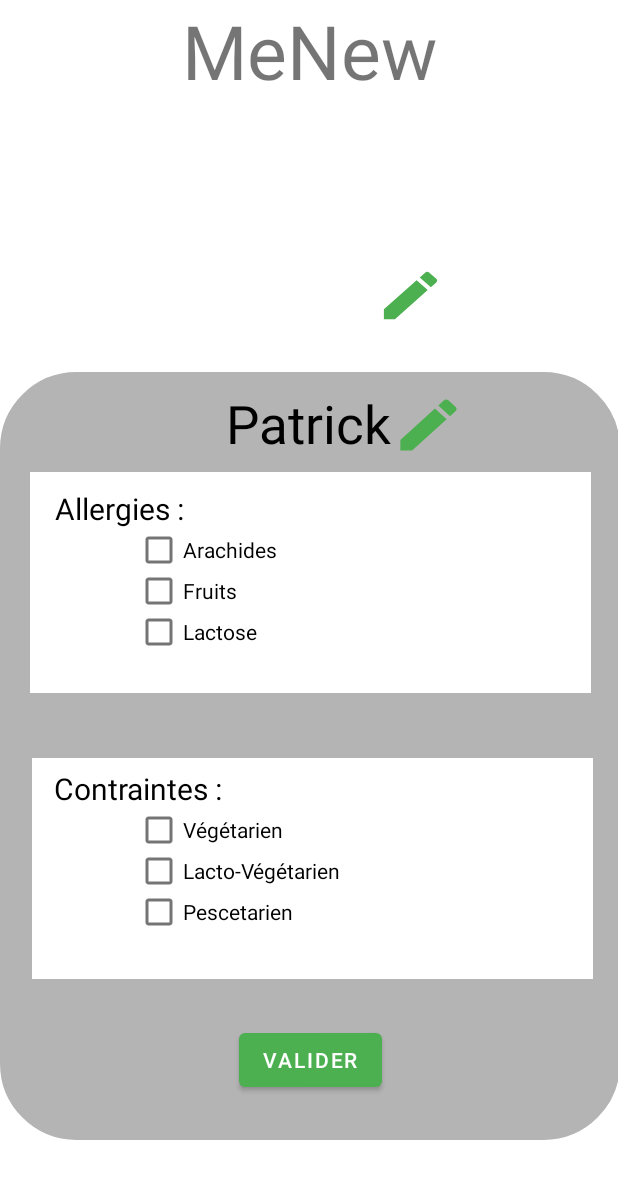
After one commit to jordanbenavent/IHM_MeNew, an Android app: the activity_modification_utilisateur screen opened directly, with no data from a screen before it, on a phone screen of 412 x 824 dp. The commit adds this screen. Shown: the top 1179 px of the screen. Run offline under Robolectric (Android 15) with nearby library versions, the phone set to English and light mode, and no system bars.

Commit message:
ajout de 2 view utilisateurs avec boutton pour naviguer

```diff
--- a/MeNew/app/src/main/AndroidManifest.xml
+++ b/MeNew/app/src/main/AndroidManifest.xml
@@ -15,6 +15,12 @@
             android:name=".SecondActivity"
             android:exported="false" />
         <activity
+            android:name=".activity_utilisateur"
+            android:exported="false" />
+        <activity
+            android:name=".activity_modification_utilisateur"
+            android:exported="false" />
+        <activity
             android:name=".MainActivity"
             android:exported="true">
             <intent-filter>
--- /dev/null
+++ b/MeNew/app/src/main/java/ihm/menew/activity_modification_utilisateur.java
@@ -0,0 +1,14 @@
+package ihm.menew;
+
+import androidx.appcompat.app.AppCompatActivity;
+
+import android.os.Bundle;
+
+public class activity_modification_utilisateur extends AppCompatActivity {
+
+    @Override
+    protected void onCreate(Bundle savedInstanceState) {
+        super.onCreate(savedInstanceState);
+        setContentView(R.layout.activity_modification_utilisateur);
+    }
+}
--- /dev/null
+++ b/MeNew/app/src/main/res/drawable/ic_baseline_edit_24.xml
@@ -0,0 +1,10 @@
+<vector xmlns:android="http://schemas.android.com/apk/res/android"
+    android:width="24dp"
+    android:height="24dp"
+    android:viewportWidth="24"
+    android:viewportHeight="24"
+    android:tint="?attr/colorControlNormal">
+  <path
+      android:fillColor="@android:color/white"
+      android:pathData="M3,17.25V21h3.75L17.81,9.94l-3.75,-3.75L3,17.25zM20.71,7.04c0.39,-0.39 0.39,-1.02 0,-1.41l-2.34,-2.34c-0.39,-0.39 -1.02,-0.39 -1.41,0l-1.83,1.83 3.75,3.75 1.83,-1.83z"/>
+</vector>
--- /dev/null
+++ b/MeNew/app/src/main/res/layout/activity_modification_utilisateur.xml
@@ -0,0 +1,227 @@
+<?xml version="1.0" encoding="utf-8"?>
+<androidx.constraintlayout.widget.ConstraintLayout xmlns:android="http://schemas.android.com/apk/res/android"
+    xmlns:app="http://schemas.android.com/apk/res-auto"
+    xmlns:tools="http://schemas.android.com/tools"
+    android:layout_width="match_parent"
+    android:layout_height="match_parent"
+    tools:context=".activity_modification_utilisateur">
+
+    <TextView
+        android:id="@+id/Nom_MeNew"
+        android:layout_width="match_parent"
+        android:layout_height="wrap_content"
+        android:layout_marginBottom="731dp"
+        android:gravity="center"
+        android:text="MeNew"
+        android:textSize="50dp"
+        app:layout_constraintBottom_toBottomOf="parent"
+        app:layout_constraintLeft_toRightOf="parent"
+        app:layout_constraintRight_toLeftOf="parent"
+        app:layout_constraintTop_toTopOf="parent"
+        app:layout_constraintVertical_bias="0.0" />
+
+
+    <TextView
+        android:id="@+id/utilisateur"
+        android:layout_width="wrap_content"
+        android:layout_height="wrap_content"
+        android:layout_gravity="center"
+        android:text="Patrick"
+        android:textColor="@color/black"
+        android:textSize="35dp"
+        android:translationZ="90dp"
+        app:layout_constraintBottom_toBottomOf="@+id/BackgroundGrey"
+        app:layout_constraintEnd_toEndOf="@+id/BackgroundGrey"
+        app:layout_constraintHorizontal_bias="0.496"
+        app:layout_constraintStart_toStartOf="@+id/BackgroundGrey"
+        app:layout_constraintTop_toTopOf="@+id/BackgroundGrey"
+        app:layout_constraintVertical_bias="0.023" />
+
+    <TextView
+        android:id="@+id/allergies"
+        android:layout_width="wrap_content"
+        android:layout_height="wrap_content"
+        android:layout_gravity="center"
+        android:text="Allergies :"
+        android:textColor="@color/black"
+        android:textSize="20dp"
+        android:translationZ="90dp"
+        app:layout_constraintBottom_toBottomOf="@+id/BackgroundWhite1"
+        app:layout_constraintEnd_toEndOf="@+id/BackgroundWhite1"
+        app:layout_constraintHorizontal_bias="0.059"
+        app:layout_constraintStart_toStartOf="@+id/BackgroundWhite1"
+        app:layout_constraintTop_toTopOf="@+id/BackgroundWhite1"
+        app:layout_constraintVertical_bias="0.091" />
+
+    <TextView
+        android:id="@+id/contraintes"
+        android:layout_width="wrap_content"
+        android:layout_height="wrap_content"
+        android:layout_gravity="center"
+        android:text="Contraintes :"
+        android:textColor="@color/black"
+        android:textSize="20dp"
+        android:translationZ="90dp"
+        app:layout_constraintBottom_toBottomOf="@+id/backgroundWhite2"
+        app:layout_constraintEnd_toEndOf="@+id/backgroundWhite2"
+        app:layout_constraintHorizontal_bias="0.055"
+        app:layout_constraintStart_toStartOf="@+id/backgroundWhite2"
+        app:layout_constraintTop_toTopOf="@+id/backgroundWhite2"
+        app:layout_constraintVertical_bias="0.058" />
+
+    <Button
+        android:id="@+id/buttonEditUtilisateur1"
+        android:layout_width="50dp"
+        android:layout_height="45dp"
+        android:layout_marginEnd="28dp"
+        android:background="@drawable/ic_baseline_edit_24"
+        android:text=""
+        app:layout_constraintBottom_toBottomOf="@+id/BackgroundGrey"
+        app:layout_constraintEnd_toEndOf="@+id/BackgroundGrey"
+        app:layout_constraintHorizontal_bias="0.0"
+        app:layout_constraintStart_toEndOf="@+id/utilisateur"
+        app:layout_constraintTop_toTopOf="@+id/BackgroundGrey"
+        app:layout_constraintVertical_bias="0.027" />
+
+    <Button
+        android:id="@+id/buttonEditIcone"
+        android:layout_width="47dp"
+        android:layout_height="42dp"
+        android:background="@drawable/ic_baseline_edit_24"
+        android:text=""
+        app:layout_constraintBottom_toTopOf="@+id/BackgroundGrey"
+        app:layout_constraintEnd_toEndOf="parent"
+        app:layout_constraintHorizontal_bias="0.0"
+        app:layout_constraintStart_toEndOf="@+id/imageProfil"
+        app:layout_constraintTop_toBottomOf="@+id/Nom_MeNew"
+        app:layout_constraintVertical_bias="0.785" />
+
+    <ImageView
+        android:id="@+id/BackgroundGrey"
+        android:layout_width="413dp"
+        android:layout_height="512dp"
+        app:layout_constraintBottom_toBottomOf="parent"
+        app:layout_constraintEnd_toEndOf="parent"
+        app:layout_constraintHorizontal_bias="0.0"
+        app:layout_constraintStart_toStartOf="parent"
+        app:layout_constraintTop_toBottomOf="@+id/Nom_MeNew"
+        app:layout_constraintVertical_bias="0.738"
+        app:srcCompat="@drawable/myrectangle" />
+
+    <ImageView
+        android:id="@+id/BackgroundWhite1"
+        android:layout_width="374dp"
+        android:layout_height="147dp"
+        app:layout_constraintBottom_toBottomOf="@+id/BackgroundGrey"
+        app:layout_constraintEnd_toEndOf="parent"
+        app:layout_constraintHorizontal_bias="0.533"
+        app:layout_constraintStart_toStartOf="parent"
+        app:layout_constraintTop_toBottomOf="@+id/utilisateur"
+        app:layout_constraintVertical_bias="0.028"
+        app:srcCompat="@color/white" />
+
+    <ImageView
+        android:id="@+id/backgroundWhite2"
+        android:layout_width="374dp"
+        android:layout_height="147dp"
+        app:layout_constraintBottom_toBottomOf="@+id/BackgroundGrey"
+        app:layout_constraintEnd_toEndOf="parent"
+        app:layout_constraintHorizontal_bias="0.567"
+        app:layout_constraintStart_toStartOf="parent"
+        app:layout_constraintTop_toBottomOf="@+id/utilisateur"
+        app:layout_constraintVertical_bias="0.651"
+        app:srcCompat="@color/white" />
+
+    <ImageView
+        android:id="@+id/imageProfil"
+        android:layout_width="87dp"
+        android:layout_height="82dp"
+        app:layout_constraintBottom_toTopOf="@+id/BackgroundGrey"
+        app:layout_constraintEnd_toEndOf="parent"
+        app:layout_constraintStart_toStartOf="parent"
+        app:layout_constraintTop_toBottomOf="@+id/Nom_MeNew"
+        tools:srcCompat="@tools:sample/avatars" />
+
+    <CheckBox
+        android:id="@+id/arachides"
+        android:layout_width="110dp"
+        android:layout_height="27dp"
+        android:text="Arachides"
+        app:layout_constraintBottom_toBottomOf="@+id/BackgroundWhite1"
+        app:layout_constraintEnd_toEndOf="@+id/BackgroundWhite1"
+        app:layout_constraintHorizontal_bias="0.265"
+        app:layout_constraintStart_toStartOf="@+id/BackgroundWhite1"
+        app:layout_constraintTop_toBottomOf="@+id/allergies"
+        app:layout_constraintVertical_bias="0.0" />
+
+    <CheckBox
+        android:id="@+id/végétarien"
+        android:layout_width="110dp"
+        android:layout_height="27dp"
+        android:text="Végétarien"
+        app:layout_constraintBottom_toBottomOf="@+id/backgroundWhite2"
+        app:layout_constraintEnd_toEndOf="@+id/backgroundWhite2"
+        app:layout_constraintHorizontal_bias="0.261"
+        app:layout_constraintStart_toStartOf="@+id/backgroundWhite2"
+        app:layout_constraintTop_toBottomOf="@+id/contraintes"
+        app:layout_constraintVertical_bias="0.0" />
+
+    <CheckBox
+        android:id="@+id/lactoVégétarien"
+        android:layout_width="145dp"
+        android:layout_height="27dp"
+        android:text="Lacto-Végétarien"
+        app:layout_constraintBottom_toBottomOf="@+id/backgroundWhite2"
+        app:layout_constraintEnd_toEndOf="@+id/backgroundWhite2"
+        app:layout_constraintHorizontal_bias="0.301"
+        app:layout_constraintStart_toStartOf="@+id/backgroundWhite2"
+        app:layout_constraintTop_toBottomOf="@+id/végétarien"
+        app:layout_constraintVertical_bias="0.0" />
+
+    <CheckBox
+        android:id="@+id/pescetarien"
+        android:layout_width="110dp"
+        android:layout_height="27dp"
+        android:text="Pescetarien"
+        app:layout_constraintBottom_toBottomOf="@+id/backgroundWhite2"
+        app:layout_constraintEnd_toEndOf="@+id/backgroundWhite2"
+        app:layout_constraintHorizontal_bias="0.261"
+        app:layout_constraintStart_toStartOf="@+id/backgroundWhite2"
+        app:layout_constraintTop_toBottomOf="@+id/lactoVégétarien"
+        app:layout_constraintVertical_bias="0.0" />
+
+    <CheckBox
+        android:id="@+id/lactose"
+        android:layout_width="110dp"
+        android:layout_height="27dp"
+        android:text="Lactose"
+        app:layout_constraintBottom_toBottomOf="@+id/BackgroundWhite1"
+        app:layout_constraintEnd_toEndOf="@+id/BackgroundWhite1"
+        app:layout_constraintHorizontal_bias="0.265"
+        app:layout_constraintStart_toStartOf="@+id/BackgroundWhite1"
+        app:layout_constraintTop_toBottomOf="@+id/fruit"
+        app:layout_constraintVertical_bias="0.0" />
+
+    <CheckBox
+        android:id="@+id/fruit"
+        android:layout_width="110dp"
+        android:layout_height="27dp"
+        android:text="Fruits"
+        app:layout_constraintBottom_toBottomOf="@+id/BackgroundWhite1"
+        app:layout_constraintEnd_toEndOf="@+id/BackgroundWhite1"
+        app:layout_constraintHorizontal_bias="0.265"
+        app:layout_constraintStart_toStartOf="@+id/BackgroundWhite1"
+        app:layout_constraintTop_toBottomOf="@+id/arachides"
+        app:layout_constraintVertical_bias="0.0" />
+
+    <Button
+        android:id="@+id/valider"
+        android:layout_width="wrap_content"
+        android:layout_height="wrap_content"
+        android:text="Valider"
+        app:layout_constraintBottom_toBottomOf="@+id/BackgroundGrey"
+        app:layout_constraintEnd_toEndOf="@+id/BackgroundGrey"
+        app:layout_constraintStart_toStartOf="@+id/BackgroundGrey"
+        app:layout_constraintTop_toBottomOf="@+id/backgroundWhite2" />
+
+</androidx.constraintlayout.widget.ConstraintLayout>
```
Also changed, not shown: MeNew/app/src/main/java/ihm/menew/MainActivity.java (+8 -0 lines), MeNew/app/src/main/java/ihm/menew/activity_utilisateur.java (added, +35 -0 lines), MeNew/app/src/main/res/drawable/ic_baseline_person_24.xml (added, +10 -0 lines), MeNew/app/src/main/res/drawable/ic_baseline_person_add_alt_1_24.xml (added, +10 -0 lines), MeNew/app/src/main/res/layout/activity_main.xml (+13 -2 lines), MeNew/app/src/main/res/layout/activity_utilisateur.xml (added, +168 -0 lines).
